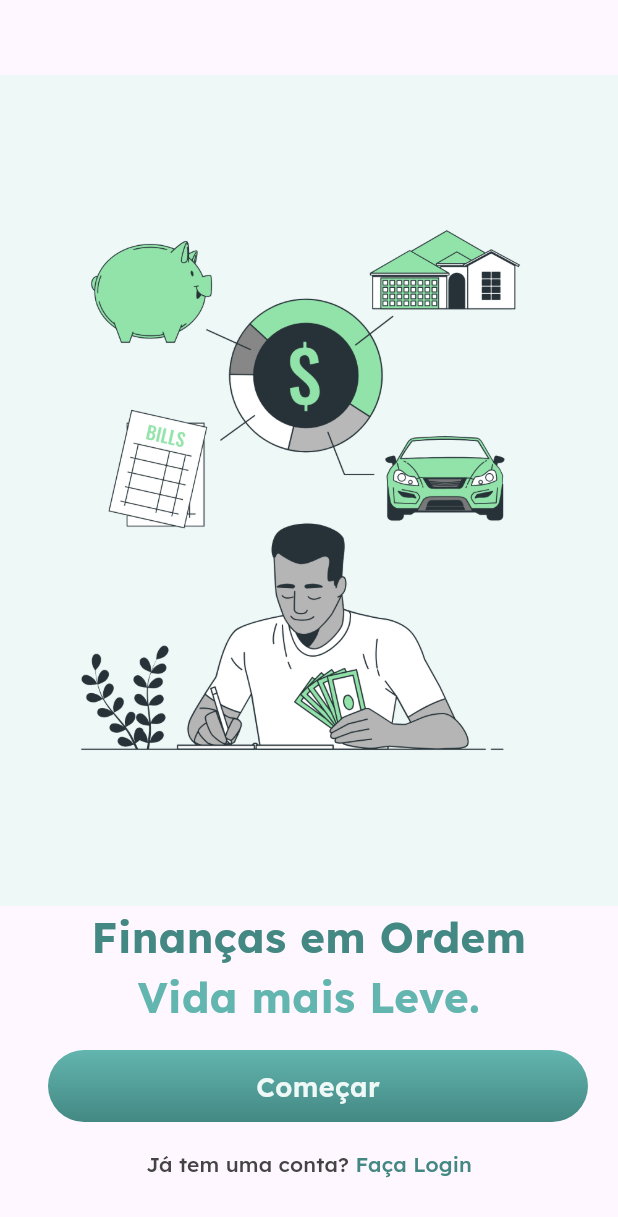
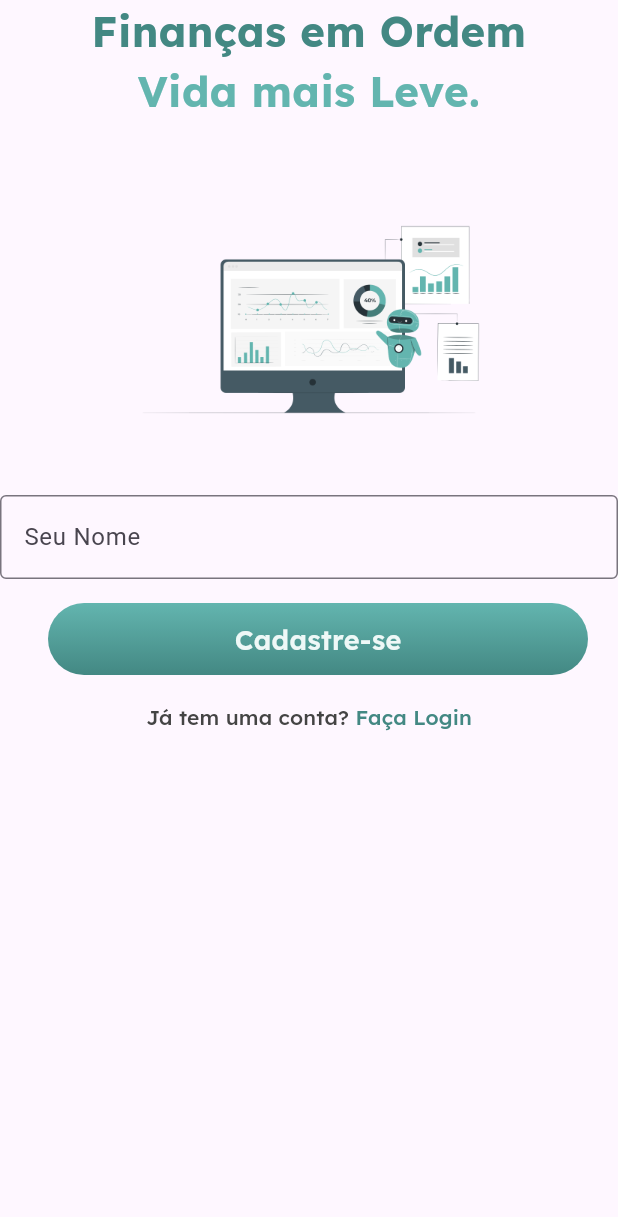
Before and after one commit to augusto-hog/despesas_app, a Flutter app: the screen it shows after launch, on a phone screen of 412 x 824 dp. Shown: the top 1217 px of the screen. Run offline on Flutter 3.47's test engine with Material 3 defaults, Android fonts, the phone set to English and light mode, and no system bars.

Commit message:
feat: Adiciona tema padrão e página de cadastro
Adiciona a importação do tema padrão e da página de cadastro. Isso permite que a página de cadastro seja exibida como a página inicial do aplicativo.

Atualiza o botão principal para exibir o texto correto.

Atualiza a página de onboarding para ter um fundo branco.

Atualiza o arquivo pubspec.yaml para incluir a imagem do formulário.

Atualiza o arquivo app.dart para definir o tema padrão e a página de cadastro.

Atualiza o arquivo primary_button.dart para usar a variável de texto correta.

Atualiza a página de onboarding para ter um fundo branco e alinhamento central.

Atualiza o arquivo pubspec.yaml para incluir a imagem do formulário.

Atualiza o arquivo app.dart para definir o tema padrão e a página de cadastro.

Atualiza o arquivo primary_button.dart para usar a variável de texto correta.

```diff
--- a/lib/app.dart
+++ b/lib/app.dart
@@ -1,4 +1,5 @@
-import 'package:despesas_app/features/onboarding/onboarding_page.dart';
+import 'package:despesas_app/features/cadastro/sign_up_page.dart';
+//import 'package:despesas_app/features/onboarding/onboarding_page.dart';
 //import 'package:despesas_app/features/splash/splash_page.dart';
 import 'package:flutter/material.dart';
 
@@ -8,7 +9,8 @@ class App extends StatelessWidget {
   @override
   Widget build(BuildContext context) {
     return const MaterialApp(
-      home: OnboardingPage(),
+      //theme: defaultTheme,
+      home: SignUpPage(),
     );
   }
 }
--- /dev/null
+++ b/lib/common/themes/default_theme.dart
@@ -0,0 +1,12 @@
+import 'package:flutter/material.dart';
+
+final defaultTheme = ThemeData(
+  inputDecorationTheme: const InputDecorationTheme(
+    focusedBorder: OutlineInputBorder(
+      borderSide: BorderSide(
+        color: Colors.red,
+      ),
+      borderRadius: BorderRadius.all(Radius.circular(8.0)),
+    ),
+  ),
+);
--- a/lib/common/widgets/primary_button.dart
+++ b/lib/common/widgets/primary_button.dart
@@ -34,7 +34,7 @@ class PrimaryButton extends StatelessWidget {
           borderRadius: _borderRadius,
           child: Align(
             child: Text(
-              'Começar',
+              text,
               style: AppTextStyles.mediumText18.copyWith(
                 color: AppColors.iceWhite,
               ),
--- /dev/null
+++ b/lib/features/cadastro/sign_up_page.dart
@@ -0,0 +1,82 @@
+import 'dart:developer';
+
+import 'package:despesas_app/common/constants/app_colors.dart';
+import 'package:despesas_app/common/constants/app_text_styles.dart';
+import 'package:despesas_app/common/widgets/multi_text_button.dart';
+import 'package:despesas_app/common/widgets/primary_button.dart';
+import 'package:flutter/material.dart';
+
+class SignUpPage extends StatelessWidget {
+  const SignUpPage({super.key});
+
+  @override
+  Widget build(BuildContext context) {
+    return Scaffold(
+      body: ListView(
+        children: [
+          Text(
+            'Finanças em Ordem',
+            textAlign: TextAlign.center,
+            style: AppTextStyles.mediumText28
+                .copyWith(color: AppColors.greenlightTwo),
+          ),
+          Text(
+            'Vida mais Leve.',
+            textAlign: TextAlign.center,
+            style: AppTextStyles.mediumText28
+                .copyWith(color: AppColors.greenlightOne),
+          ),
+          SizedBox(
+            width: 250, // Defina a largura desejada
+            height: 250, // Defina a altura desejada
+            child: Image.asset(
+              'assets/images/form.png',
+              fit: BoxFit
+                  .contain, // Ajuste a forma como a imagem se adapta ao Container
+            ),
+          ),
+          Form(
+              child: Column(
+            children: [
+              TextFormField(
+                decoration: const InputDecoration(
+                  labelText: "Seu Nome",
+                  border: OutlineInputBorder(),
+                ),
+              ),
+            ],
+          )),
+          Padding(
+            padding: const EdgeInsets.only(
+                left: 32.0, right: 20.0, top: 16.0, bottom: 4.0),
+            child: PrimaryButton(
+              text: 'Cadastre-se',
+              onPressed: () {
+                log('Clicou em "Cadastre-se"');
+              },
+            ),
+          ),
+          MultiTextButton(
+            onPressed: () {
+              log('Clicou em "Faça Login"');
+            },
+            children: [
+              Text(
+                'Já tem uma conta? ',
+                style: AppTextStyles.smallText.copyWith(
+                  color: AppColors.grey,
+                ),
+              ),
+              Text(
+                'Faça Login',
+                style: AppTextStyles.smallText.copyWith(
+                  color: AppColors.greenlightTwo,
+                ),
+              ),
+            ],
+          ),
+        ],
+      ),
+    );
+  }
+}
--- a/lib/features/onboarding/onboarding_page.dart
+++ b/lib/features/onboarding/onboarding_page.dart
@@ -12,20 +12,17 @@ class OnboardingPage extends StatelessWidget {
   @override
   Widget build(BuildContext context) {
     return Scaffold(
-      body: Center(
+      backgroundColor: AppColors.iceWhite,
+      body: Align(
         child: Column(
           mainAxisAlignment: MainAxisAlignment.center,
           crossAxisAlignment: CrossAxisAlignment.center,
           children: [
             const SizedBox(
-              height: 50.0,
+              height: 48.0,
             ),
             Expanded(
-              flex: 2,
-              child: Container(
-                color: AppColors.iceWhite,
-                child: Image.asset('assets/images/man.png'),
-              ),
+              child: Image.asset('assets/images/man.png'),
             ),
             Text(
               'Finanças em Ordem',
--- a/pubspec.yaml
+++ b/pubspec.yaml
@@ -61,6 +61,7 @@ flutter:
   # To add assets to your application, add an assets section, like this:
   assets:
     - assets/images/man.png
+    - assets/images/form.png
 
   # An image asset can refer to one or more resolution-specific "variants", see
   # https://flutter.dev/assets-and-images/#resolution-aware
```
Also changed, not shown: assets/images/form.png (added).
